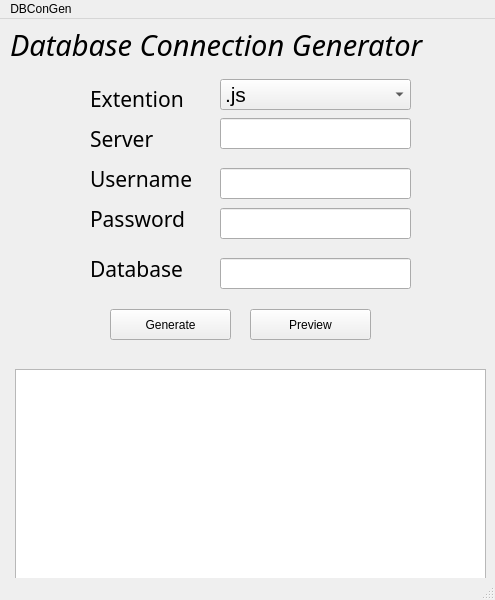
yunghog/dataBaseConnectionGenerator, file dbGen.ui: the form before one commit.
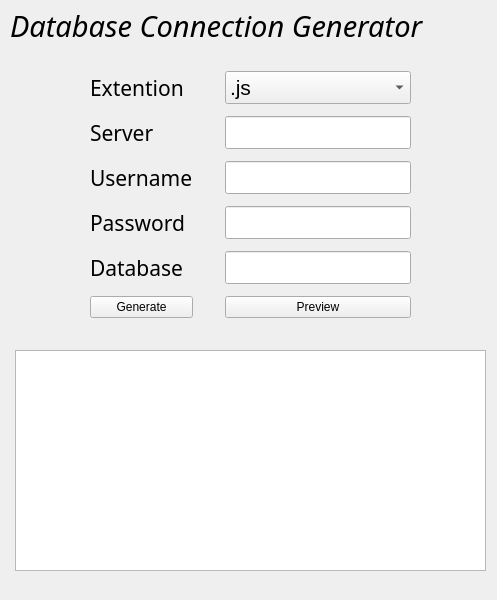
The form after the commit.

Diff of the .ui file:
```diff
--- a/dbGen.ui
+++ b/dbGen.ui
@@ -6,7 +6,7 @@
    <rect>
     <x>0</x>
     <y>0</y>
-    <width>495</width>
+    <width>497</width>
     <height>600</height>
    </rect>
   </property>
@@ -37,34 +37,77 @@
      <string>Database Connection Generator</string>
     </property>
    </widget>
-   <widget class="QLabel" name="label_2">
+   <widget class="QTextBrowser" name="preview_text">
+    <property name="geometry">
+     <rect>
+      <x>15</x>
+      <y>350</y>
+      <width>471</width>
+      <height>221</height>
+     </rect>
+    </property>
+    <property name="font">
+     <font>
+      <pointsize>12</pointsize>
+     </font>
+    </property>
+    <property name="html">
+     <string>&lt;!DOCTYPE HTML PUBLIC &quot;-//W3C//DTD HTML 4.0//EN&quot; &quot;http://www.w3.org/TR/REC-html40/strict.dtd&quot;&gt;
+&lt;html&gt;&lt;head&gt;&lt;meta name=&quot;qrichtext&quot; content=&quot;1&quot; /&gt;&lt;style type=&quot;text/css&quot;&gt;
+p, li { white-space: pre-wrap; }
+&lt;/style&gt;&lt;/head&gt;&lt;body style=&quot; font-family:'MS Shell Dlg 2'; font-size:12pt; font-weight:400; font-style:normal;&quot;&gt;
+&lt;p style=&quot;-qt-paragraph-type:empty; margin-top:0px; margin-bottom:0px; margin-left:0px; margin-right:0px; -qt-block-indent:0; text-indent:0px;&quot;&gt;&lt;br /&gt;&lt;/p&gt;&lt;/body&gt;&lt;/html&gt;</string>
+    </property>
+   </widget>
+   <widget class="QWidget" name="layoutWidget">
     <property name="geometry">
      <rect>
       <x>90</x>
-      <y>99</y>
-      <width>121</width>
-      <height>41</height>
+      <y>69</y>
+      <width>321</width>
+      <height>251</height>
      </rect>
     </property>
+    <layout class="QGridLayout" name="gridLayout">
+     <property name="bottomMargin">
+      <number>0</number>
+     </property>
+     <property name="horizontalSpacing">
+      <number>32</number>
+     </property>
+     <property name="verticalSpacing">
+      <number>10</number>
+     </property>
+     <item row="0" column="1">
+      <widget class="QComboBox" name="extention">
     <property name="font">
      <font>
-      <family>Bebas</family>
       <pointsize>16</pointsize>
      </font>
     </property>
+       <item>
     <property name="text">
-     <string>Server</string>
-    </property>
-   </widget>
+         <string>.js</string>
+        </property>
+       </item>
+       <item>
+        <property name="text">
+         <string>.php</string>
+        </property>
+       </item>
+      </widget>
+     </item>
+     <item row="1" column="1">
+      <widget class="QLineEdit" name="server">
+       <property name="font">
+        <font>
+         <pointsize>16</pointsize>
+        </font>
+       </property>
+      </widget>
+     </item>
+     <item row="2" column="0">
    <widget class="QLabel" name="label_3">
-    <property name="geometry">
-     <rect>
-      <x>90</x>
-      <y>139</y>
-      <width>121</width>
-      <height>41</height>
-     </rect>
-    </property>
     <property name="font">
      <font>
       <family>Bebas</family>
@@ -75,98 +118,27 @@
      <string>Username</string>
     </property>
    </widget>
-   <widget class="QLabel" name="label_4">
-    <property name="geometry">
-     <rect>
-      <x>90</x>
-      <y>179</y>
-      <width>121</width>
-      <height>41</height>
-     </rect>
-    </property>
-    <property name="font">
-     <font>
-      <family>Bebas</family>
-      <pointsize>16</pointsize>
-     </font>
-    </property>
-    <property name="text">
-     <string>Password</string>
-    </property>
-   </widget>
-   <widget class="QLabel" name="label_5">
-    <property name="geometry">
-     <rect>
-      <x>90</x>
-      <y>59</y>
-      <width>121</width>
-      <height>41</height>
-     </rect>
-    </property>
-    <property name="font">
-     <font>
-      <family>Bebas</family>
-      <pointsize>16</pointsize>
-     </font>
-    </property>
-    <property name="text">
-     <string>Extention</string>
-    </property>
-   </widget>
-   <widget class="QLineEdit" name="server">
-    <property name="geometry">
-     <rect>
-      <x>220</x>
-      <y>99</y>
-      <width>191</width>
-      <height>31</height>
-     </rect>
-    </property>
-    <property name="font">
-     <font>
-      <pointsize>16</pointsize>
-     </font>
-    </property>
-   </widget>
-   <widget class="QLineEdit" name="username">
-    <property name="geometry">
-     <rect>
-      <x>220</x>
-      <y>149</y>
-      <width>191</width>
-      <height>31</height>
-     </rect>
-    </property>
-    <property name="font">
-     <font>
-      <pointsize>16</pointsize>
-     </font>
-    </property>
-   </widget>
+     </item>
+     <item row="3" column="1">
    <widget class="QLineEdit" name="password">
-    <property name="geometry">
-     <rect>
-      <x>220</x>
-      <y>189</y>
-      <width>191</width>
-      <height>31</height>
-     </rect>
-    </property>
+       <property name="font">
+        <font>
+         <pointsize>16</pointsize>
+        </font>
+       </property>
+      </widget>
+     </item>
+     <item row="4" column="1">
+      <widget class="QLineEdit" name="database">
     <property name="font">
      <font>
       <pointsize>16</pointsize>
      </font>
     </property>
    </widget>
+     </item>
+     <item row="4" column="0">
    <widget class="QLabel" name="label_6">
-    <property name="geometry">
-     <rect>
-      <x>90</x>
-      <y>229</y>
-      <width>121</width>
-      <height>41</height>
-     </rect>
-    </property>
     <property name="font">
      <font>
       <family>Bebas</family>
@@ -177,55 +149,22 @@
      <string>Database</string>
     </property>
    </widget>
-   <widget class="QLineEdit" name="database">
-    <property name="geometry">
-     <rect>
-      <x>220</x>
-      <y>239</y>
-      <width>191</width>
-      <height>31</height>
-     </rect>
-    </property>
+     </item>
+     <item row="1" column="0">
+      <widget class="QLabel" name="label_2">
     <property name="font">
      <font>
+         <family>Bebas</family>
       <pointsize>16</pointsize>
      </font>
     </property>
-   </widget>
-   <widget class="QComboBox" name="extention">
-    <property name="geometry">
-     <rect>
-      <x>220</x>
-      <y>60</y>
-      <width>191</width>
-      <height>31</height>
-     </rect>
-    </property>
-    <property name="font">
-     <font>
-      <pointsize>16</pointsize>
-     </font>
-    </property>
-    <item>
      <property name="text">
-      <string>.js</string>
-     </property>
-    </item>
-    <item>
-     <property name="text">
-      <string>.php</string>
-     </property>
-    </item>
-   </widget>
+        <string>Server</string>
+       </property>
+      </widget>
+     </item>
+     <item row="5" column="0">
    <widget class="QPushButton" name="generate">
-    <property name="geometry">
-     <rect>
-      <x>110</x>
-      <y>290</y>
-      <width>121</width>
-      <height>31</height>
-     </rect>
-    </property>
     <property name="text">
      <string>Generate</string>
     </property>
@@ -233,52 +172,66 @@
      <bool>false</bool>
     </property>
    </widget>
+     </item>
+     <item row="0" column="0">
+      <widget class="QLabel" name="label_5">
+       <property name="font">
+        <font>
+         <family>Bebas</family>
+         <pointsize>16</pointsize>
+        </font>
+       </property>
+       <property name="text">
+        <string>Extention</string>
+       </property>
+      </widget>
+     </item>
+     <item row="2" column="1">
+      <widget class="QLineEdit" name="username">
+       <property name="font">
+        <font>
+         <pointsize>16</pointsize>
+        </font>
+       </property>
+      </widget>
+     </item>
+     <item row="5" column="1">
    <widget class="QPushButton" name="preview">
-    <property name="geometry">
-     <rect>
-      <x>250</x>
-      <y>290</y>
-      <width>121</width>
-      <height>31</height>
-     </rect>
+       <property name="sizePolicy">
+        <sizepolicy hsizetype="Preferred" vsizetype="Preferred">
+         <horstretch>0</horstretch>
+         <verstretch>0</verstretch>
+        </sizepolicy>
     </property>
     <property name="text">
      <string>Preview</string>
     </property>
    </widget>
-   <widget class="QTextBrowser" name="preview_text">
-    <property name="geometry">
-     <rect>
-      <x>15</x>
-      <y>350</y>
-      <width>471</width>
-      <height>211</height>
-     </rect>
-    </property>
+     </item>
+     <item row="3" column="0">
+      <widget class="QLabel" name="label_4">
     <property name="font">
      <font>
-      <pointsize>12</pointsize>
-     </font>
-    </property>
-   </widget>
-  </widget>
-  <widget class="QMenuBar" name="menubar">
-   <property name="geometry">
-    <rect>
-     <x>0</x>
-     <y>0</y>
-     <width>495</width>
-     <height>21</height>
-    </rect>
+         <family>Bebas</family>
+         <pointsize>16</pointsize>
+        </font>
+       </property>
+       <property name="text">
+        <string>Password</string>
+       </property>
+      </widget>
+     </item>
+    </layout>
+   </widget>
+  </widget>
+  <widget class="QStatusBar" name="statusbar">
+   <property name="autoFillBackground">
+    <bool>false</bool>
    </property>
-   <widget class="QMenu" name="menuDBConGen">
-    <property name="title">
-     <string>DBConGen</string>
-    </property>
-   </widget>
-   <addaction name="menuDBConGen"/>
-  </widget>
-  <widget class="QStatusBar" name="statusbar"/>
+   <property name="sizeGripEnabled">
+    <bool>false</bool>
+   </property>
+  </widget>
  </widget>
  <resources/>
  <connections/>
```
Lines whose indentation alone changed are shown as unchanged.
